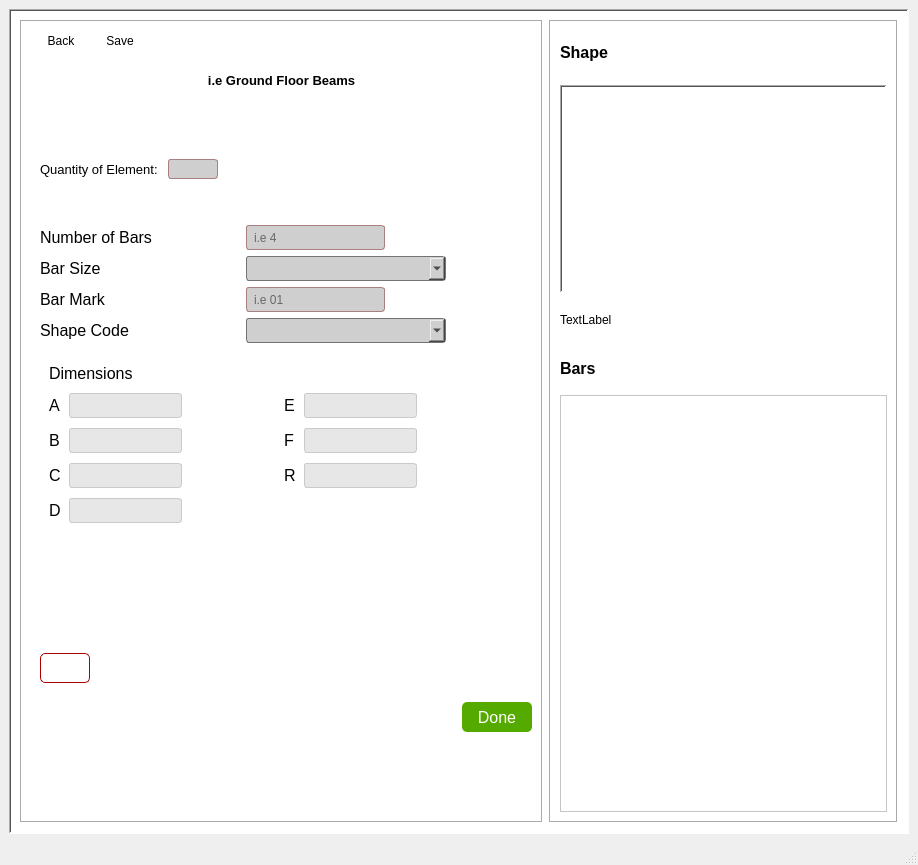
Ano-ly/GenBBS, file assets/ui/GenBBS_reinf.ui: the form before one commit.
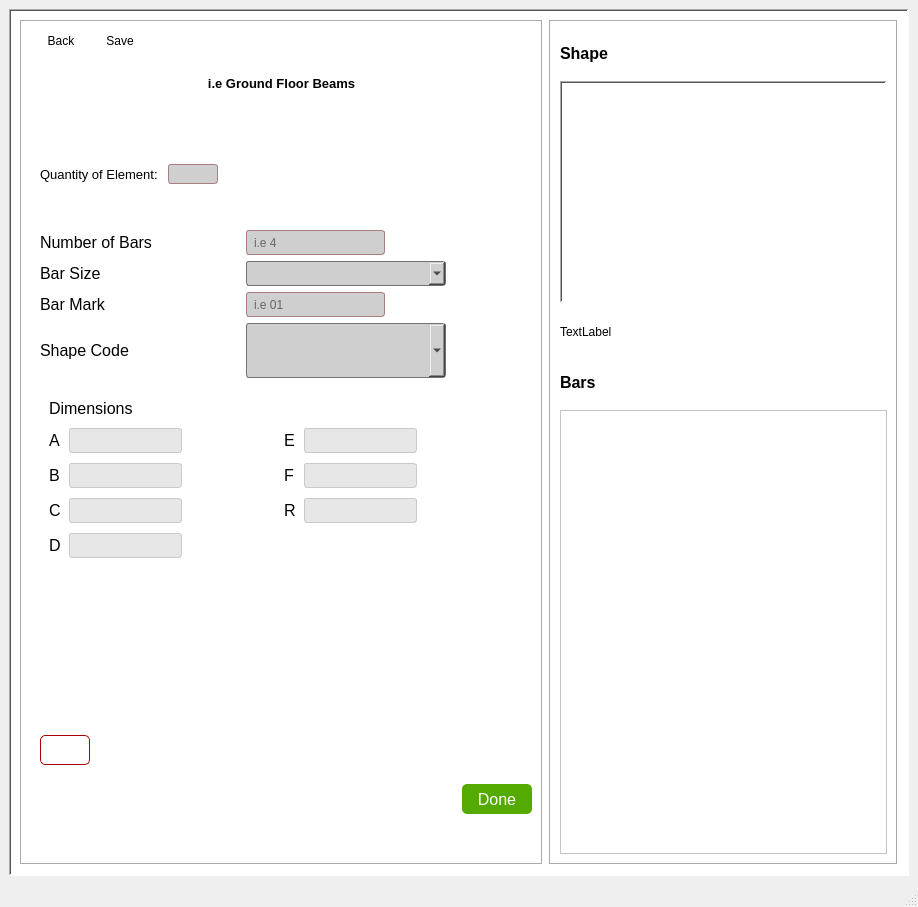
The form after the commit. Icons and pictures are not drawn.

What changed in the file:
```diff
--- a/assets/ui/GenBBS_reinf.ui
+++ b/assets/ui/GenBBS_reinf.ui
@@ -7,9 +7,15 @@
     <x>0</x>
     <y>0</y>
     <width>918</width>
-    <height>865</height>
+    <height>907</height>
    </rect>
   </property>
+  <property name="sizePolicy">
+   <sizepolicy hsizetype="MinimumExpanding" vsizetype="Expanding">
+    <horstretch>0</horstretch>
+    <verstretch>0</verstretch>
+   </sizepolicy>
+  </property>
   <property name="font">
    <font>
     <strikeout>false</strikeout>
@@ -33,6 +39,9 @@
     </sizepolicy>
    </property>
    <layout class="QVBoxLayout" name="verticalLayout" stretch="0">
+    <property name="sizeConstraint">
+     <enum>QLayout::SizeConstraint::SetNoConstraint</enum>
+    </property>
     <item>
      <widget class="QFrame" name="frame1Reinf">
       <property name="sizePolicy">
@@ -163,7 +172,7 @@
          <property name="frameShadow">
           <enum>QFrame::Shadow::Sunken</enum>
          </property>
-         <layout class="QVBoxLayout" name="verticalLayout_4" stretch="0,1,15,1,0,0">
+         <layout class="QVBoxLayout" name="verticalLayout_4" stretch="0,1,15,1,0">
           <property name="spacing">
            <number>10</number>
           </property>
@@ -630,7 +639,7 @@
                  <property name="minimumSize">
                   <size>
                    <width>200</width>
-                   <height>25</height>
+                   <height>55</height>
                   </size>
                  </property>
                  <property name="styleSheet">
@@ -639,6 +648,21 @@
                  <property name="editable">
                   <bool>true</bool>
                  </property>
+                 <property name="currentIndex">
+                  <number>-1</number>
+                 </property>
+                 <property name="maxVisibleItems">
+                  <number>8</number>
+                 </property>
+                 <property name="minimumContentsLength">
+                  <number>0</number>
+                 </property>
+                 <property name="iconSize">
+                  <size>
+                   <width>50</width>
+                   <height>50</height>
+                  </size>
+                 </property>
                  <property name="placeholderText">
                   <string>i.e 44</string>
                  </property>
@@ -1182,7 +1206,7 @@
                 <enum>Qt::Orientation::Vertical</enum>
                </property>
                <property name="sizeType">
-                <enum>QSizePolicy::Policy::Fixed</enum>
+                <enum>QSizePolicy::Policy::Preferred</enum>
                </property>
                <property name="sizeHint" stdset="0">
                 <size>
@@ -1523,18 +1547,8 @@
             <property name="orientation">
              <enum>Qt::Orientation::Vertical</enum>
             </property>
-            <property name="sizeHint" stdset="0">
-             <size>
-              <width>20</width>
-              <height>40</height>
-             </size>
-            </property>
-           </spacer>
-          </item>
-          <item>
-           <spacer name="vSpacer6_1">
-            <property name="orientation">
-             <enum>Qt::Orientation::Vertical</enum>
+            <property name="sizeType">
+             <enum>QSizePolicy::Policy::Preferred</enum>
             </property>
             <property name="sizeHint" stdset="0">
              <size>
@@ -1569,7 +1583,7 @@
          <property name="frameShadow">
           <enum>QFrame::Shadow::Sunken</enum>
          </property>
-         <layout class="QVBoxLayout" name="verticalLayout_2" stretch="1,0,5,1,1,10">
+         <layout class="QVBoxLayout" name="verticalLayout_2" stretch="1,5,1,1,10">
           <item>
            <widget class="QLabel" name="label2Reinf">
             <property name="font">
@@ -1585,16 +1599,6 @@
             </property>
            </widget>
           </item>
-          <item>
-           <widget class="QFrame" name="frame">
-            <property name="frameShape">
-             <enum>QFrame::Shape::StyledPanel</enum>
-            </property>
-            <property name="frameShadow">
-             <enum>QFrame::Shadow::Raised</enum>
-            </property>
-           </widget>
-          </item>
           <item>
            <widget class="QLabel" name="shapeDisplayReinf">
             <property name="font">
```
